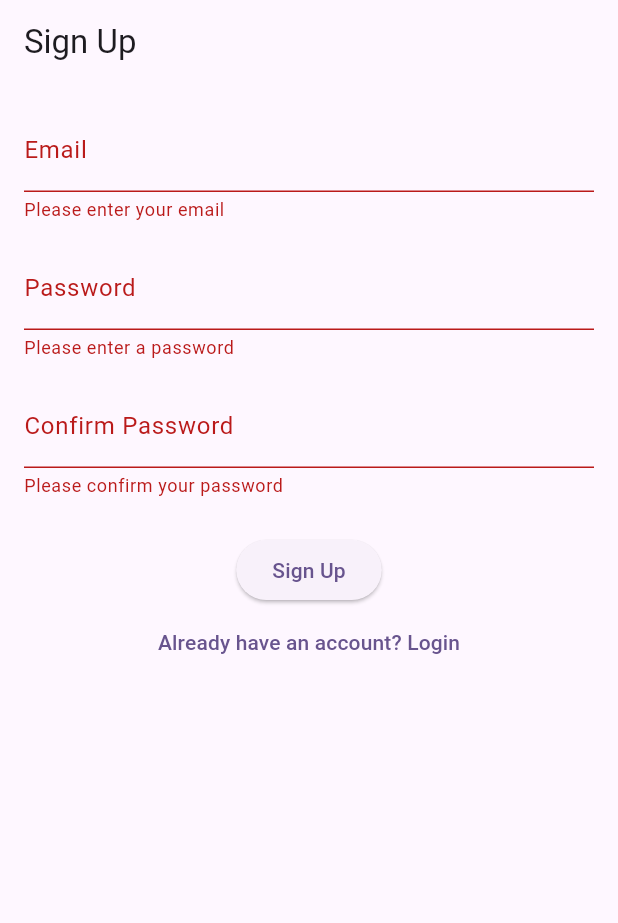
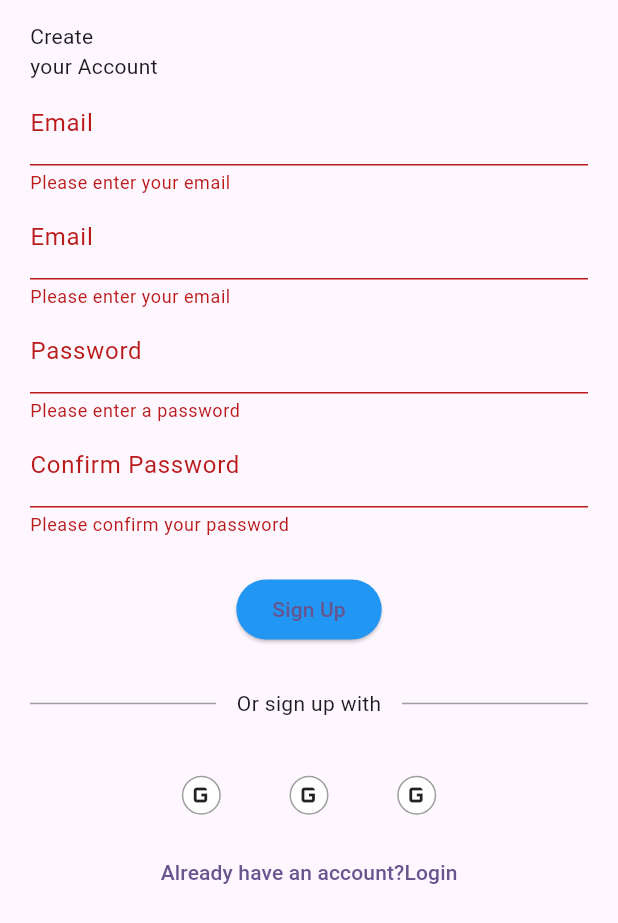
Before and after one commit to shahzadhsp/iffi, a Flutter app: the screen it shows after launch, after a tap on "Sign Up", on a phone screen of 412 x 824 dp. Shown: the top 923 px of the screen. Run offline on Flutter 3.47's test engine with Material 3 defaults, Android fonts, the phone set to English and light mode, and no system bars; our stand-ins replace firebase_auth, firebase_core, flutter_screenutil; accounts and stored records are empty.

Commit message:
update sign up page

```diff
--- a/lib/presentation/ui/sign_up/login/login_screen.dart
+++ b/lib/presentation/ui/sign_up/login/login_screen.dart
@@ -42,10 +42,7 @@ class _LoginScreenState extends State<LoginScreen> {
           ScaffoldMessenger.of(
             context,
           ).showSnackBar(SnackBar(content: Text('Welcome Admin')));
-          Navigator.push(
-            context,
-            MaterialPageRoute(builder: (context) => HomeScreen()),
-          );
+
           Navigator.push(
             context,
             MaterialPageRoute(builder: (context) => AdminPanel()),
--- a/lib/presentation/ui/sign_up/sign_up_screen.dart
+++ b/lib/presentation/ui/sign_up/sign_up_screen.dart
@@ -1,12 +1,13 @@
 // signup_screen.dart
 import 'package:flutter/material.dart';
+import 'package:flutter_screenutil/flutter_screenutil.dart';
 import 'package:iffi_store/data/services/firebase_auth_services.dart';
 import 'package:iffi_store/presentation/ui/sign_up/login/login_screen.dart';
 
 class SignupScreen extends StatefulWidget {
   const SignupScreen({super.key});
-
   @override
+  // ignore: library_private_types_in_public_api
   _SignupScreenState createState() => _SignupScreenState();
 }
 
@@ -50,7 +51,10 @@ class _SignupScreenState extends State<SignupScreen> {
           context,
         ).showSnackBar(SnackBar(content: Text('sign up Successful')));
 
-        Navigator.push(context,MaterialPageRoute(builder: (context)=>LoginScreen()));
+        Navigator.push(
+          context,
+          MaterialPageRoute(builder: (context) => LoginScreen()),
+        );
       }
     }
   }
@@ -58,13 +62,24 @@ class _SignupScreenState extends State<SignupScreen> {
   @override
   Widget build(BuildContext context) {
     return Scaffold(
-      appBar: AppBar(title: const Text('Sign Up')),
+      // appBar: AppBar(title: const Text('Create your Account')),
       body: Padding(
-        padding: const EdgeInsets.all(16.0),
+        padding: EdgeInsets.symmetric(horizontal: 20),
         child: Form(
           key: _formKey,
+          child: SingleChildScrollView(
             child: Column(
               children: [
+                SizedBox(height: 12.h),
+                Align(
+                  alignment: Alignment.topLeft,
+                  child: Column(
+                    mainAxisAlignment: MainAxisAlignment.start,
+                    crossAxisAlignment: CrossAxisAlignment.start,
+
+                    children: [Text('Create'), Text('your Account')],
+                  ),
+                ),
                 TextFormField(
                   controller: _emailController,
                   decoration: const InputDecoration(labelText: 'Email'),
@@ -76,7 +91,18 @@ class _SignupScreenState extends State<SignupScreen> {
                     return null;
                   },
                 ),
-              const SizedBox(height: 16),
+                TextFormField(
+                  controller: _emailController,
+                  decoration: const InputDecoration(labelText: 'Email'),
+                  keyboardType: TextInputType.emailAddress,
+                  validator: (value) {
+                    if (value == null || value.isEmpty) {
+                      return 'Please enter your email';
+                    }
+                    return null;
+                  },
+                ),
+                // const SizedBox(height: 16),
                 TextFormField(
                   controller: _passwordController,
                   decoration: const InputDecoration(labelText: 'Password'),
@@ -91,7 +117,7 @@ class _SignupScreenState extends State<SignupScreen> {
                     return null;
                   },
                 ),
-              const SizedBox(height: 16),
+                // const SizedBox(height: 16),
                 TextFormField(
                   controller: _confirmPasswordController,
                   decoration: const InputDecoration(
@@ -109,16 +135,55 @@ class _SignupScreenState extends State<SignupScreen> {
                 _isLoading
                     ? const CircularProgressIndicator()
                     : ElevatedButton(
+                      style: ElevatedButton.styleFrom(
+                        backgroundColor: Colors.blue,
+                      ),
                       onPressed: _signUp,
                       child: const Text('Sign Up'),
                     ),
+                SizedBox(height: 24.h),
+                Row(
+                  children: [
+                    Expanded(child: Container(height: 1, color: Colors.grey)),
+                    Padding(
+                      padding: EdgeInsets.symmetric(horizontal: 12.w),
+                      child: Text('Or sign up with'),
+                    ),
+                    Expanded(child: Container(height: 1, color: Colors.grey)),
+                  ],
+                ),
+                SizedBox(height: 20.h),
+                Row(
+                  mainAxisAlignment: MainAxisAlignment.center,
+                  crossAxisAlignment: CrossAxisAlignment.center,
+                  children: List.generate(3, (index) {
+                    return Container(
+                      padding: EdgeInsets.symmetric(vertical: 12.h),
+                      decoration: BoxDecoration(
+                        color: Colors.white,
+                        border: Border.all(color: Colors.grey),
+                        shape: BoxShape.circle,
+                      ),
+                      margin: EdgeInsets.symmetric(horizontal: 20.w),
+                      child: Icon(Icons.g_mobiledata),
+                    );
+                  }),
+                ),
                 TextButton(
                   onPressed: () {
-                  Navigator.push(context, MaterialPageRoute(builder: (context)=>LoginScreen(),),);
+                    Navigator.push(
+                      context,
+                      MaterialPageRoute(builder: (context) => LoginScreen()),
+                    );
                   },
-                child: const Text('Already have an account? Login'),
+                  child: Row(
+                    mainAxisAlignment: MainAxisAlignment.center,
+                    crossAxisAlignment: CrossAxisAlignment.center,
+                    children: [Text('Already have an account?'), Text('Login')],
+                  ),
                 ),
               ],
+            ),
           ),
         ),
       ),
```
Also changed, not shown: lib/main.dart (line endings or trailing spaces), lib/presentation/controllers/sign_up_controller.dart (added). Lines whose indentation alone changed are shown as unchanged.
